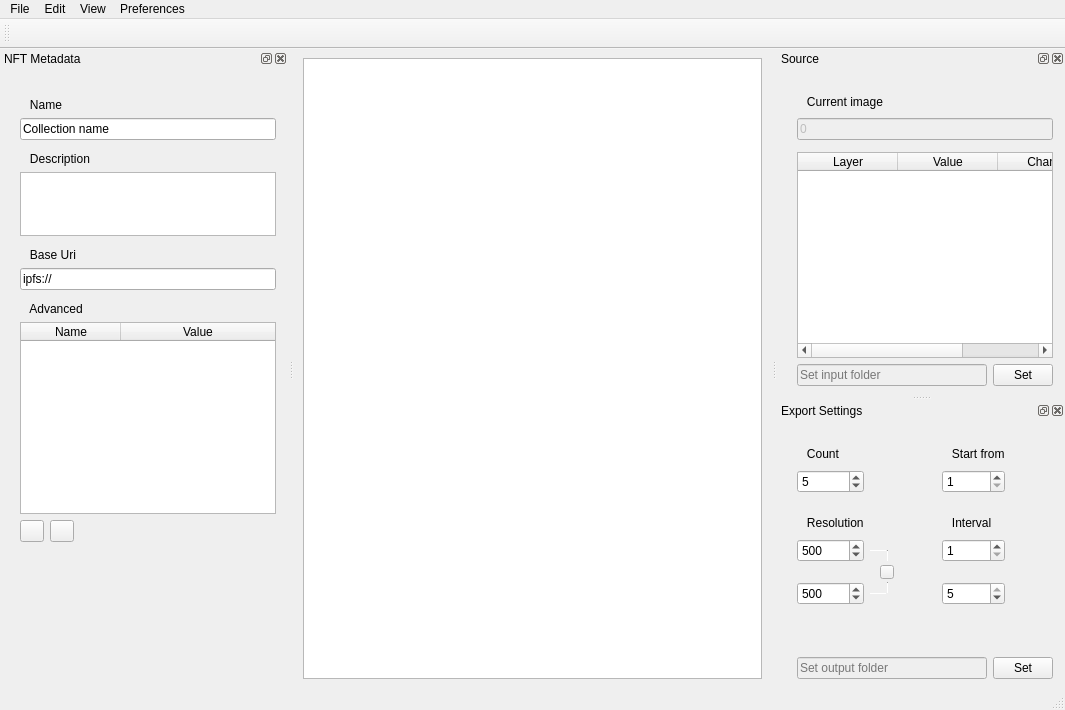
Old version of the form src/mainwindow.ui in the repository CineEncoder/nft-generator.
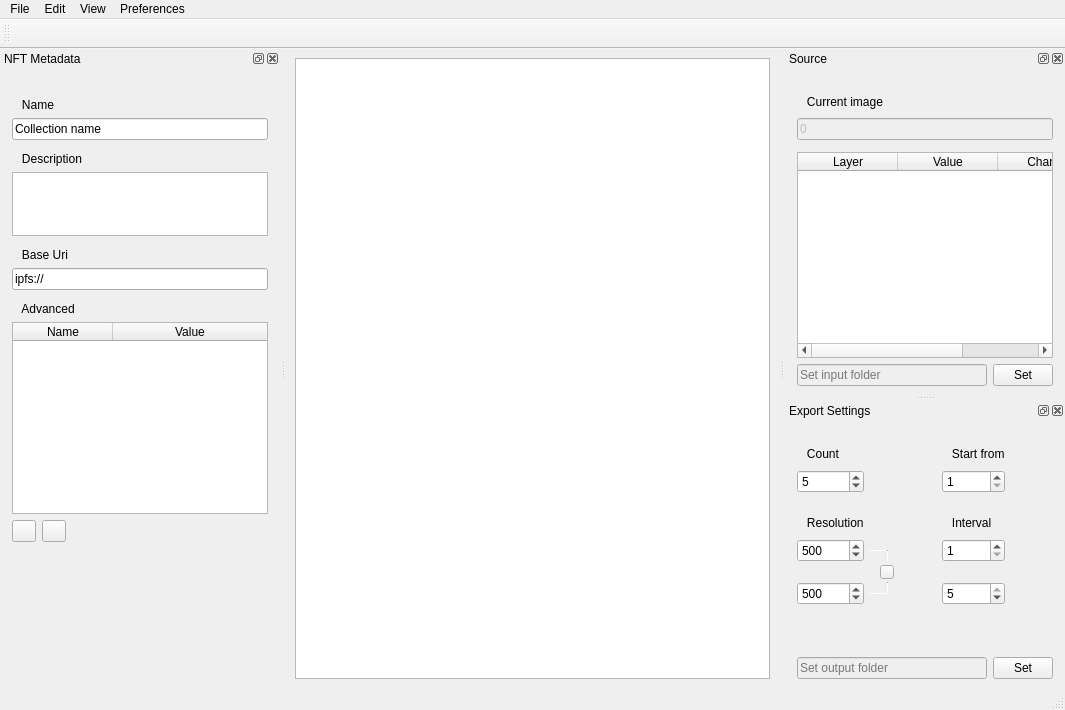
New version of the form. Icons and pictures are not drawn.

Commit message: Table widget borders correction

Patch:
```diff
--- a/src/mainwindow.ui
+++ b/src/mainwindow.ui
@@ -83,7 +83,7 @@
    <widget class="QWidget" name="dockWidgetContents_1">
     <layout class="QGridLayout" name="gridLayout_6">
      <property name="leftMargin">
-      <number>20</number>
+      <number>12</number>
      </property>
      <property name="topMargin">
       <number>24</number>
@@ -105,7 +105,10 @@
           </sizepolicy>
          </property>
          <property name="horizontalScrollBarPolicy">
-          <enum>Qt::ScrollBarAlwaysOff</enum>
+          <enum>Qt::ScrollBarAsNeeded</enum>
+         </property>
+         <property name="alternatingRowColors">
+          <bool>false</bool>
          </property>
          <property name="selectionMode">
           <enum>QAbstractItemView::SingleSelection</enum>
@@ -120,7 +123,7 @@
           <bool>true</bool>
          </attribute>
          <attribute name="verticalHeaderVisible">
-          <bool>false</bool>
+          <bool>true</bool>
          </attribute>
          <column>
           <property name="text">
@@ -362,7 +365,7 @@
    <widget class="QWidget" name="dockWidgetContents_2">
     <layout class="QGridLayout" name="gridLayout_2">
      <property name="leftMargin">
-      <number>20</number>
+      <number>12</number>
      </property>
      <property name="topMargin">
       <number>24</number>
@@ -548,7 +551,7 @@
    <widget class="QWidget" name="dockWidgetContents_3">
     <layout class="QGridLayout" name="gridLayout">
      <property name="leftMargin">
-      <number>20</number>
+      <number>12</number>
      </property>
      <property name="topMargin">
       <number>24</number>
```
Left out of the diff: 21 changed lines with no effect on the pictures. The commit also changes 5 other files.
